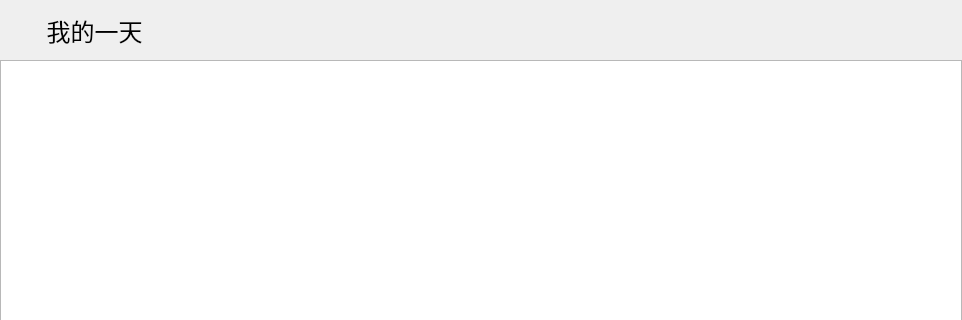
First picture: the form in Easygtd/todayworks.ui, repository topologicalstructure/HCIProject, before the edit; both pictures show x 0 to 962 and y 0 to 320 of the 962 by 597 pixel window.
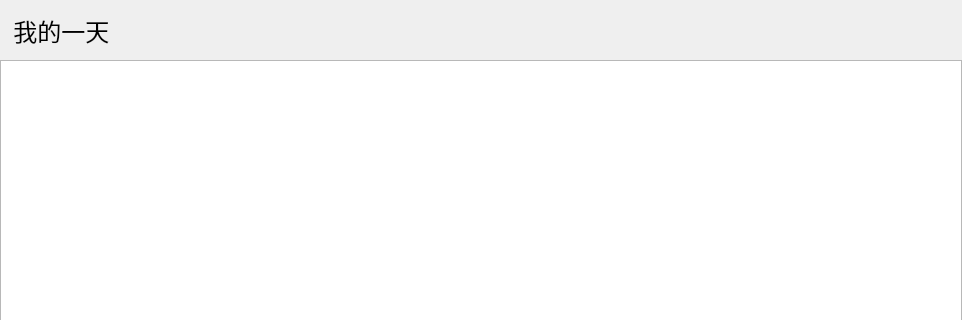
Second picture: the form after the edit. Custom widgets are drawn as their Qt base class.

Patch:
```diff
--- a/Easygtd/todayworks.ui
+++ b/Easygtd/todayworks.ui
@@ -55,7 +55,7 @@
       </font>
      </property>
      <property name="text">
-      <string>       我的一天</string>
+      <string>  我的一天</string>
      </property>
     </widget>
    </item>
```
